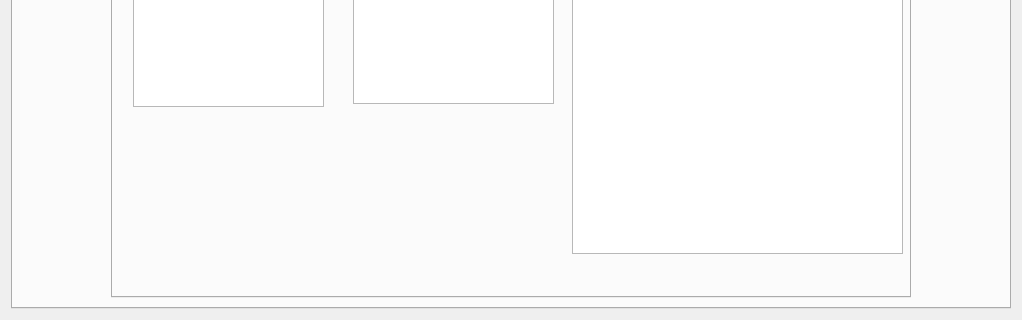
Above: UiFiles/Homepage.ui from mdsakilkhan/CSC32200-Project before the change; both pictures show x 0 to 1022 and y 480 to 800 of the 1022 by 800 pixel window. Below: the same form after it.
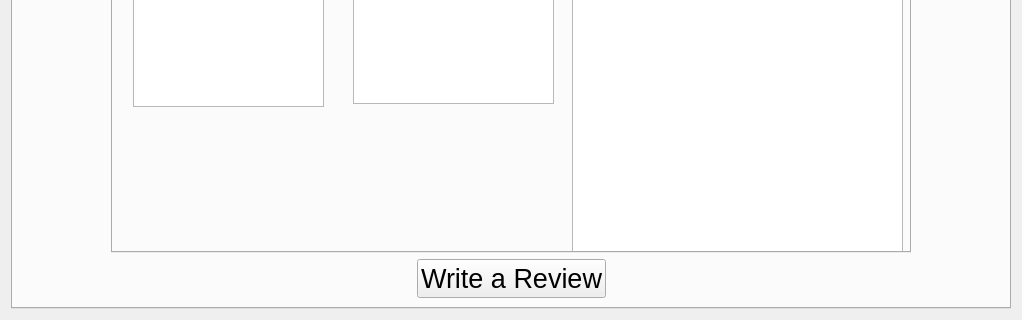
That is the form after the change. The open tabs and pages were chosen to show the change. Icons and pictures are not drawn.

Patch:
```diff
--- a/UiFiles/Homepage.ui
+++ b/UiFiles/Homepage.ui
@@ -1443,6 +1443,43 @@
          </item>
         </layout>
        </item>
+       <item>
+        <layout class="QHBoxLayout" name="horizontalLayout_7">
+         <item>
+          <spacer name="horizontalSpacer_2">
+           <property name="orientation">
+            <enum>Qt::Horizontal</enum>
+           </property>
+           <property name="sizeHint" stdset="0">
+            <size>
+             <width>40</width>
+             <height>20</height>
+            </size>
+           </property>
+          </spacer>
+         </item>
+         <item>
+          <widget class="QPushButton" name="pButton_writeAReview">
+           <property name="text">
+            <string>Write a Review</string>
+           </property>
+          </widget>
+         </item>
+         <item>
+          <spacer name="horizontalSpacer_4">
+           <property name="orientation">
+            <enum>Qt::Horizontal</enum>
+           </property>
+           <property name="sizeHint" stdset="0">
+            <size>
+             <width>40</width>
+             <height>20</height>
+            </size>
+           </property>
+          </spacer>
+         </item>
+        </layout>
+       </item>
       </layout>
      </widget>
     </widget>
```
Left out of the diff: 2 changed lines with no effect on the pictures.
